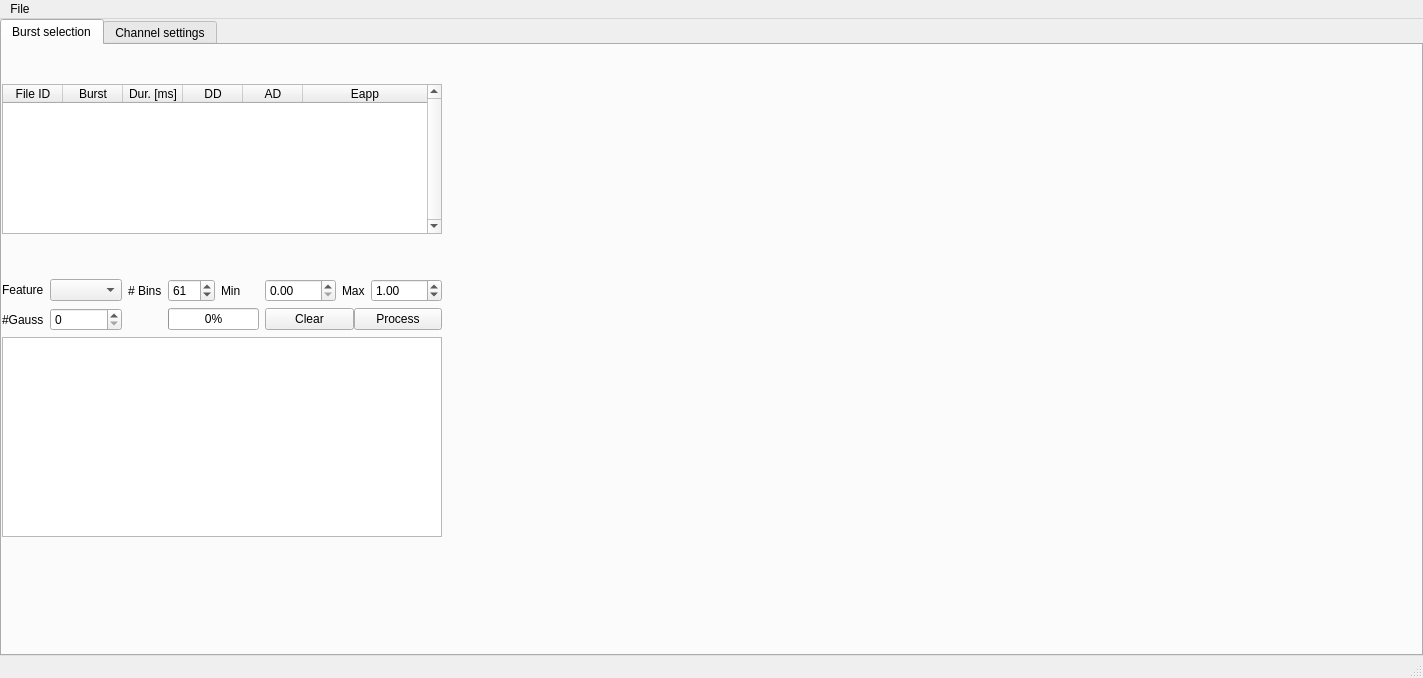
Old version of the form chisurf/plugins/brick-mic/gui.ui in the repository Fluorescence-Tools/chisurf.
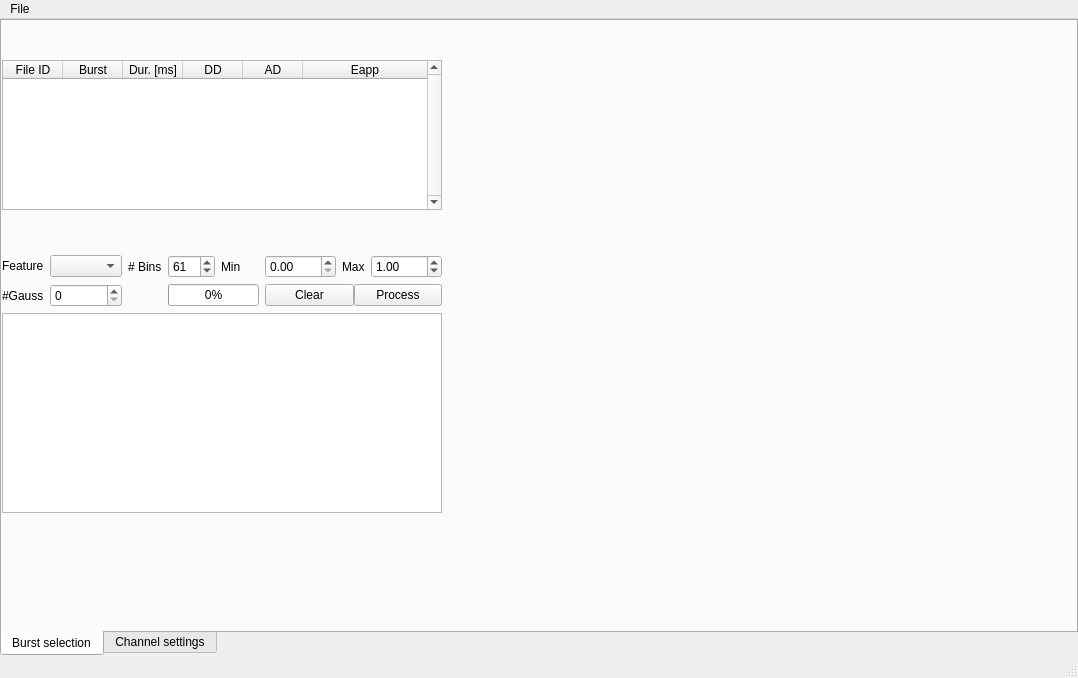
New version of the form.

Commit message: Optimized layout

```diff
--- a/chisurf/plugins/brick-mic/gui.ui
+++ b/chisurf/plugins/brick-mic/gui.ui
@@ -6,7 +6,7 @@
    <rect>
     <x>0</x>
     <y>0</y>
-    <width>1423</width>
+    <width>1078</width>
     <height>678</height>
    </rect>
   </property>
@@ -35,6 +35,9 @@
       <property name="enabled">
        <bool>true</bool>
       </property>
+      <property name="tabPosition">
+       <enum>QTabWidget::South</enum>
+      </property>
       <property name="currentIndex">
        <number>0</number>
       </property>
@@ -338,7 +341,7 @@
     <rect>
      <x>0</x>
      <y>0</y>
-     <width>1423</width>
+     <width>1078</width>
      <height>21</height>
     </rect>
    </property>
```
